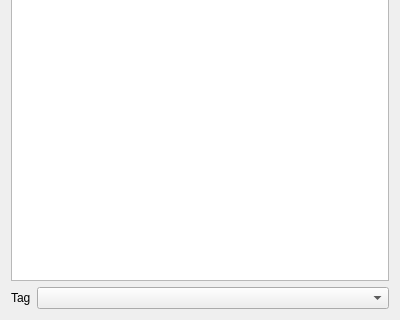
This is src/ui/mediametadata.ui in sjuvonen/coquillo as Qt 5 draws it before an edit; both pictures show x 0 to 400 and y 295 to 615 of the 400 by 615 pixel window. The edited form follows.
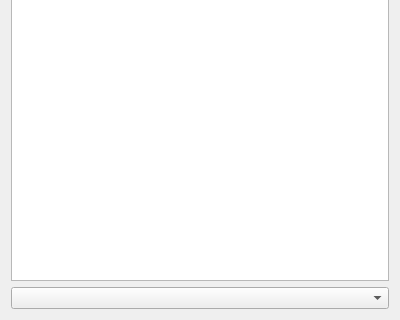
This is the edited form.

Commit message: Fixing widget names

Patch:
```diff
--- a/src/ui/mediametadata.ui
+++ b/src/ui/mediametadata.ui
@@ -13,8 +13,8 @@
   <property name="windowTitle">
    <string>Form</string>
   </property>
-  <layout class="QGridLayout" name="gridLayout" columnstretch="0,1">
-   <item row="0" column="0" colspan="2">
+  <layout class="QVBoxLayout" name="verticalLayout">
+   <item>
     <widget class="QLabel" name="label">
      <property name="text">
       <string>This is a read-only view of the raw metadata contained in the file.</string>
@@ -24,18 +24,11 @@
      </property>
     </widget>
    </item>
-   <item row="1" column="0" colspan="2">
-    <widget class="QTreeView" name="treeView"/>
+   <item>
+    <widget class="QTreeView" name="metadataView"/>
    </item>
-   <item row="2" column="0">
-    <widget class="QLabel" name="label_2">
-     <property name="text">
-      <string>Tag</string>
-     </property>
-    </widget>
-   </item>
-   <item row="2" column="1">
-    <widget class="QComboBox" name="comboBox"/>
+   <item>
+    <widget class="QComboBox" name="tag"/>
    </item>
   </layout>
  </widget>
```
The commit also changes 2 other files.
